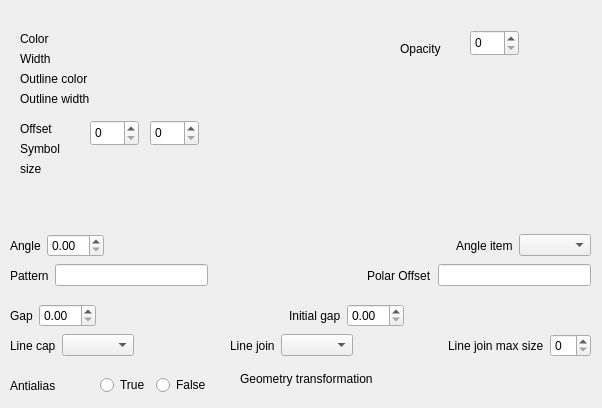
QMapfileEditor/QMapfileEditor, file classstylesetting.ui: the form before one commit.
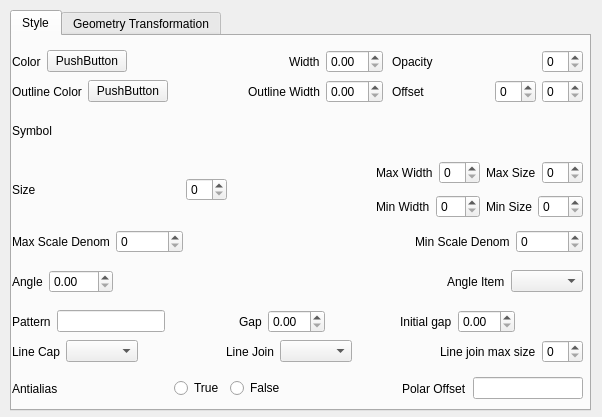
The form after the commit.

Commit message: Add style widget (to rename) to stylesettings.ui

Patch:
```diff
--- a/classstylesetting.ui
+++ b/classstylesetting.ui
@@ -7,83 +7,381 @@
     <x>0</x>
     <y>0</y>
     <width>602</width>
-    <height>408</height>
+    <height>417</height>
    </rect>
   </property>
   <property name="windowTitle">
    <string>Form</string>
   </property>
+  <widget class="QTabWidget" name="tabWidget">
+   <property name="geometry">
+    <rect>
+     <x>10</x>
+     <y>10</y>
+     <width>581</width>
+     <height>401</height>
+    </rect>
+   </property>
+   <property name="currentIndex">
+    <number>0</number>
+   </property>
+   <widget class="QWidget" name="style_tab">
+    <attribute name="title">
+     <string>Style</string>
+    </attribute>
+    <widget class="QWidget" name="horizontalLayoutWidget_6">
+     <property name="geometry">
+      <rect>
+       <x>380</x>
+       <y>40</y>
+       <width>191</width>
+       <height>31</height>
+      </rect>
+     </property>
+     <layout class="QHBoxLayout" name="horizontalLayout_6">
+      <item>
+       <widget class="QLabel" name="label_19">
+        <property name="text">
+         <string>Offset</string>
+        </property>
+       </widget>
+      </item>
+      <item>
+       <spacer name="horizontalSpacer_11">
+        <property name="orientation">
+         <enum>Qt::Horizontal</enum>
+        </property>
+        <property name="sizeHint" stdset="0">
+         <size>
+          <width>40</width>
+          <height>20</height>
+         </size>
+        </property>
+       </spacer>
+      </item>
+      <item>
+       <widget class="QSpinBox" name="spinBox_4"/>
+      </item>
+      <item>
+       <widget class="QSpinBox" name="spinBox_3"/>
+      </item>
+     </layout>
+    </widget>
+    <widget class="QWidget" name="horizontalLayoutWidget_7">
+     <property name="geometry">
+      <rect>
+       <x>0</x>
+       <y>40</y>
+       <width>371</width>
+       <height>31</height>
+      </rect>
+     </property>
+     <layout class="QHBoxLayout" name="horizontalLayout_7">
+      <item>
+       <widget class="QLabel" name="label_2">
+        <property name="text">
+         <string>Outline Color</string>
+        </property>
+       </widget>
+      </item>
+      <item>
+       <widget class="QPushButton" name="pushButton">
+        <property name="text">
+         <string>PushButton</string>
+        </property>
+       </widget>
+      </item>
+      <item>
+       <spacer name="horizontalSpacer_8">
+        <property name="orientation">
+         <enum>Qt::Horizontal</enum>
+        </property>
+        <property name="sizeHint" stdset="0">
+         <size>
+          <width>40</width>
+          <height>20</height>
+         </size>
+        </property>
+       </spacer>
+      </item>
+      <item>
+       <widget class="QLabel" name="label_18">
+        <property name="text">
+         <string>Outline Width</string>
+        </property>
+       </widget>
+      </item>
+      <item>
+       <widget class="QDoubleSpinBox" name="doubleSpinBox_3"/>
+      </item>
+     </layout>
+    </widget>
+    <widget class="QWidget" name="horizontalLayoutWidget_9">
+     <property name="geometry">
+      <rect>
+       <x>380</x>
+       <y>10</y>
+       <width>191</width>
+       <height>31</height>
+      </rect>
+     </property>
+     <layout class="QHBoxLayout" name="horizontalLayout_9">
+      <item>
+       <widget class="QLabel" name="label_15">
+        <property name="text">
+         <string>Opacity</string>
+        </property>
+       </widget>
+      </item>
+      <item>
+       <spacer name="horizontalSpacer_10">
+        <property name="orientation">
+         <enum>Qt::Horizontal</enum>
+        </property>
+        <property name="sizeHint" stdset="0">
+         <size>
+          <width>40</width>
+          <height>20</height>
+         </size>
+        </property>
+       </spacer>
+      </item>
+      <item>
+       <widget class="QSpinBox" name="spinBox_2"/>
+      </item>
+     </layout>
+    </widget>
+    <widget class="QWidget" name="horizontalLayoutWidget_8">
+     <property name="geometry">
+      <rect>
+       <x>0</x>
+       <y>10</y>
+       <width>371</width>
+       <height>31</height>
+      </rect>
+     </property>
+     <layout class="QHBoxLayout" name="horizontalLayout_8">
+      <item>
   <widget class="QLabel" name="label">
-   <property name="geometry">
-    <rect>
-     <x>20</x>
-     <y>30</y>
-     <width>62</width>
-     <height>17</height>
-    </rect>
-   </property>
    <property name="text">
     <string>Color</string>
    </property>
   </widget>
-  <widget class="QLabel" name="label_2">
-   <property name="geometry">
-    <rect>
-     <x>20</x>
-     <y>70</y>
-     <width>101</width>
-     <height>17</height>
-    </rect>
-   </property>
+      </item>
+      <item>
+       <widget class="QPushButton" name="pushButton_2">
    <property name="text">
-    <string>Outline color</string>
-   </property>
-  </widget>
+         <string>PushButton</string>
+        </property>
+       </widget>
+      </item>
+      <item>
+       <spacer name="horizontalSpacer_9">
+        <property name="orientation">
+         <enum>Qt::Horizontal</enum>
+        </property>
+        <property name="sizeHint" stdset="0">
+         <size>
+          <width>40</width>
+          <height>20</height>
+         </size>
+        </property>
+       </spacer>
+      </item>
+      <item>
   <widget class="QLabel" name="label_3">
-   <property name="geometry">
-    <rect>
-     <x>20</x>
-     <y>50</y>
-     <width>62</width>
-     <height>17</height>
-    </rect>
-   </property>
    <property name="text">
     <string>Width</string>
    </property>
   </widget>
-  <widget class="QLabel" name="label_4">
+      </item>
+      <item>
+       <widget class="QDoubleSpinBox" name="doubleSpinBox_4"/>
+      </item>
+     </layout>
+    </widget>
+    <widget class="QWidget" name="horizontalLayoutWidget_10">
    <property name="geometry">
     <rect>
-     <x>20</x>
-     <y>160</y>
-     <width>62</width>
-     <height>17</height>
-    </rect>
-   </property>
+       <x>0</x>
+       <y>190</y>
+       <width>571</width>
+       <height>31</height>
+      </rect>
+     </property>
+     <layout class="QHBoxLayout" name="horizontalLayout_10">
+      <item>
+       <widget class="QLabel" name="label_24">
    <property name="text">
-    <string>size</string>
-   </property>
-  </widget>
-  <widget class="QLabel" name="label_5">
+         <string>Max Scale Denom</string>
+        </property>
+       </widget>
+      </item>
+      <item>
+       <widget class="QSpinBox" name="spinBox_5">
+        <property name="maximum">
+         <number>1000000000</number>
+        </property>
+        <property name="singleStep">
+         <number>1000</number>
+        </property>
+       </widget>
+      </item>
+      <item>
+       <spacer name="horizontalSpacer_12">
+        <property name="orientation">
+         <enum>Qt::Horizontal</enum>
+        </property>
+        <property name="sizeHint" stdset="0">
+         <size>
+          <width>40</width>
+          <height>20</height>
+         </size>
+        </property>
+       </spacer>
+      </item>
+      <item>
+       <widget class="QLabel" name="label_25">
+        <property name="text">
+         <string>Min Scale Denom</string>
+        </property>
+       </widget>
+      </item>
+      <item>
+       <widget class="QSpinBox" name="spinBox_6">
+        <property name="maximum">
+         <number>1000000000</number>
+        </property>
+        <property name="singleStep">
+         <number>1000</number>
+        </property>
+       </widget>
+      </item>
+     </layout>
+    </widget>
+    <widget class="QWidget" name="horizontalLayoutWidget_4">
    <property name="geometry">
     <rect>
-     <x>20</x>
-     <y>140</y>
-     <width>62</width>
-     <height>17</height>
-    </rect>
-   </property>
+       <x>0</x>
+       <y>230</y>
+       <width>571</width>
+       <height>31</height>
+      </rect>
+     </property>
+     <layout class="QHBoxLayout" name="horizontalLayout_4">
+      <item>
+       <widget class="QLabel" name="label_6">
    <property name="text">
-    <string>Symbol</string>
-   </property>
+         <string>Angle</string>
+        </property>
+       </widget>
+      </item>
+      <item>
+       <widget class="QDoubleSpinBox" name="doubleSpinBox_2">
+        <property name="maximum">
+         <double>360.000000000000000</double>
+        </property>
+       </widget>
+      </item>
+      <item>
+       <spacer name="horizontalSpacer_6">
+        <property name="orientation">
+         <enum>Qt::Horizontal</enum>
+        </property>
+        <property name="sizeHint" stdset="0">
+         <size>
+          <width>40</width>
+          <height>20</height>
+         </size>
+        </property>
+       </spacer>
+      </item>
+      <item>
+       <widget class="QLabel" name="label_8">
+        <property name="text">
+         <string>Angle Item</string>
+        </property>
+       </widget>
+      </item>
+      <item>
+       <widget class="QComboBox" name="comboBox_3"/>
+      </item>
+     </layout>
+    </widget>
+    <widget class="QWidget" name="horizontalLayoutWidget_3">
+     <property name="geometry">
+      <rect>
+       <x>0</x>
+       <y>300</y>
+       <width>571</width>
+       <height>31</height>
+      </rect>
+     </property>
+     <layout class="QHBoxLayout" name="horizontalLayout_3">
+      <item>
+       <widget class="QLabel" name="label_12">
+        <property name="text">
+         <string>Line Cap</string>
+        </property>
+       </widget>
+      </item>
+      <item>
+       <widget class="QComboBox" name="comboBox"/>
+      </item>
+      <item>
+       <spacer name="horizontalSpacer_4">
+        <property name="orientation">
+         <enum>Qt::Horizontal</enum>
+        </property>
+        <property name="sizeHint" stdset="0">
+         <size>
+          <width>40</width>
+          <height>20</height>
+         </size>
+        </property>
+       </spacer>
+      </item>
+      <item>
+       <widget class="QLabel" name="label_13">
+        <property name="text">
+         <string>Line Join</string>
+        </property>
+       </widget>
+      </item>
+      <item>
+       <widget class="QComboBox" name="comboBox_2"/>
+      </item>
+      <item>
+       <spacer name="horizontalSpacer_5">
+        <property name="orientation">
+         <enum>Qt::Horizontal</enum>
+        </property>
+        <property name="sizeHint" stdset="0">
+         <size>
+          <width>40</width>
+          <height>20</height>
+         </size>
+        </property>
+       </spacer>
+      </item>
+      <item>
+       <widget class="QLabel" name="label_14">
+        <property name="text">
+         <string>Line join max size</string>
+        </property>
+       </widget>
+      </item>
+      <item>
+       <widget class="QSpinBox" name="spinBox"/>
+      </item>
+     </layout>
   </widget>
   <widget class="QWidget" name="horizontalLayoutWidget">
    <property name="geometry">
     <rect>
-     <x>10</x>
-     <y>370</y>
-     <width>201</width>
+       <x>0</x>
+       <y>337</y>
+       <width>571</width>
      <height>31</height>
     </rect>
    </property>
@@ -122,31 +420,64 @@
       </property>
      </widget>
     </item>
-   </layout>
-  </widget>
-  <widget class="QLabel" name="label_10">
-   <property name="geometry">
-    <rect>
-     <x>240</x>
-     <y>370</y>
-     <width>181</width>
-     <height>17</height>
-    </rect>
-   </property>
+      <item>
+       <spacer name="horizontalSpacer_15">
+        <property name="orientation">
+         <enum>Qt::Horizontal</enum>
+        </property>
+        <property name="sizeHint" stdset="0">
+         <size>
+          <width>40</width>
+          <height>20</height>
+         </size>
+        </property>
+       </spacer>
+      </item>
+      <item>
+       <widget class="QLabel" name="label_16">
    <property name="text">
-    <string>Geometry transformation</string>
-   </property>
+         <string>Polar Offset</string>
+        </property>
+       </widget>
+      </item>
+      <item>
+       <widget class="QLineEdit" name="lineEdit"/>
+      </item>
+     </layout>
   </widget>
   <widget class="QWidget" name="horizontalLayoutWidget_2">
    <property name="geometry">
     <rect>
-     <x>10</x>
-     <y>300</y>
-     <width>581</width>
+       <x>0</x>
+       <y>270</y>
+       <width>571</width>
      <height>31</height>
     </rect>
    </property>
    <layout class="QHBoxLayout" name="horizontalLayout_2">
+      <item>
+       <widget class="QLabel" name="label_17">
+        <property name="text">
+         <string>Pattern</string>
+        </property>
+       </widget>
+      </item>
+      <item>
+       <widget class="QLineEdit" name="lineEdit_2"/>
+      </item>
+      <item>
+       <spacer name="horizontalSpacer_16">
+        <property name="orientation">
+         <enum>Qt::Horizontal</enum>
+        </property>
+        <property name="sizeHint" stdset="0">
+         <size>
+          <width>40</width>
+          <height>20</height>
+         </size>
+        </property>
+       </spacer>
+      </item>
     <item>
      <widget class="QLabel" name="label_7">
       <property name="text">
@@ -178,7 +509,7 @@
      </widget>
     </item>
     <item>
-     <widget class="QDoubleSpinBox" name="doubleSpinBox"/>
+       <widget class="QDoubleSpinBox" name="doubleSpinBox_5"/>
     </item>
     <item>
      <spacer name="horizontalSpacer_3">
@@ -195,28 +526,27 @@
     </item>
    </layout>
   </widget>
-  <widget class="QWidget" name="horizontalLayoutWidget_3">
+    <widget class="QWidget" name="horizontalLayoutWidget_14">
    <property name="geometry">
     <rect>
-     <x>10</x>
-     <y>330</y>
-     <width>581</width>
-     <height>31</height>
-    </rect>
-   </property>
-   <layout class="QHBoxLayout" name="horizontalLayout_3">
+       <x>0</x>
+       <y>120</y>
+       <width>571</width>
+       <height>68</height>
+      </rect>
+     </property>
+     <layout class="QHBoxLayout" name="horizontalLayout_16">
     <item>
-     <widget class="QLabel" name="label_12">
+       <layout class="QHBoxLayout" name="horizontalLayout_15">
+        <item>
+         <widget class="QLabel" name="label_4">
       <property name="text">
-       <string>Line cap</string>
+           <string>Size</string>
       </property>
      </widget>
     </item>
     <item>
-     <widget class="QComboBox" name="comboBox"/>
-    </item>
-    <item>
-     <spacer name="horizontalSpacer_4">
+         <spacer name="horizontalSpacer_13">
       <property name="orientation">
        <enum>Qt::Horizontal</enum>
       </property>
@@ -229,17 +559,10 @@
      </spacer>
     </item>
     <item>
-     <widget class="QLabel" name="label_13">
-      <property name="text">
-       <string>Line join</string>
-      </property>
-     </widget>
+         <widget class="QSpinBox" name="spinBox_11"/>
     </item>
     <item>
-     <widget class="QComboBox" name="comboBox_2"/>
-    </item>
-    <item>
-     <spacer name="horizontalSpacer_5">
+         <spacer name="horizontalSpacer_14">
       <property name="orientation">
        <enum>Qt::Horizontal</enum>
       </property>
@@ -252,175 +575,98 @@
      </spacer>
     </item>
     <item>
-     <widget class="QLabel" name="label_14">
+         <layout class="QVBoxLayout" name="verticalLayout">
+          <item>
+           <layout class="QHBoxLayout" name="horizontalLayout_11">
+            <item>
+             <widget class="QLabel" name="label_22">
       <property name="text">
-       <string>Line join max size</string>
+               <string>Max Width</string>
       </property>
      </widget>
     </item>
     <item>
-     <widget class="QSpinBox" name="spinBox"/>
-    </item>
-   </layout>
-  </widget>
-  <widget class="QLabel" name="label_15">
-   <property name="geometry">
-    <rect>
-     <x>400</x>
-     <y>40</y>
-     <width>62</width>
-     <height>17</height>
-    </rect>
-   </property>
+             <widget class="QSpinBox" name="spinBox_9"/>
+            </item>
+           </layout>
+          </item>
+          <item>
+           <layout class="QHBoxLayout" name="horizontalLayout_12">
+            <item>
+             <widget class="QLabel" name="label_23">
    <property name="text">
-    <string>Opacity</string>
-   </property>
-  </widget>
-  <widget class="QSpinBox" name="spinBox_2">
-   <property name="geometry">
-    <rect>
-     <x>470</x>
-     <y>30</y>
-     <width>49</width>
-     <height>26</height>
-    </rect>
-   </property>
-  </widget>
-  <widget class="QLabel" name="label_18">
-   <property name="geometry">
-    <rect>
-     <x>20</x>
-     <y>90</y>
-     <width>101</width>
-     <height>17</height>
-    </rect>
-   </property>
-   <property name="text">
-    <string>Outline width</string>
-   </property>
-  </widget>
-  <widget class="QLabel" name="label_19">
-   <property name="geometry">
-    <rect>
-     <x>20</x>
-     <y>120</y>
-     <width>62</width>
-     <height>17</height>
-    </rect>
-   </property>
-   <property name="text">
-    <string>Offset</string>
-   </property>
-  </widget>
-  <widget class="QSpinBox" name="spinBox_3">
-   <property name="geometry">
-    <rect>
-     <x>90</x>
-     <y>120</y>
-     <width>49</width>
-     <height>26</height>
-    </rect>
-   </property>
-  </widget>
-  <widget class="QSpinBox" name="spinBox_4">
-   <property name="geometry">
-    <rect>
-     <x>150</x>
-     <y>120</y>
-     <width>49</width>
-     <height>26</height>
-    </rect>
-   </property>
-  </widget>
-  <widget class="QWidget" name="horizontalLayoutWidget_4">
-   <property name="geometry">
-    <rect>
-     <x>10</x>
-     <y>230</y>
-     <width>581</width>
-     <height>31</height>
-    </rect>
-   </property>
-   <layout class="QHBoxLayout" name="horizontalLayout_4">
+               <string>Min Width</string>
+              </property>
+             </widget>
+            </item>
     <item>
-     <widget class="QLabel" name="label_6">
+             <widget class="QSpinBox" name="spinBox_10"/>
+            </item>
+           </layout>
+          </item>
+         </layout>
+        </item>
+        <item>
+         <layout class="QVBoxLayout" name="verticalLayout_2">
+          <item>
+           <layout class="QHBoxLayout" name="horizontalLayout_13">
+            <item>
+             <widget class="QLabel" name="label_26">
       <property name="text">
-       <string>Angle</string>
+               <string>Max Size</string>
       </property>
      </widget>
     </item>
     <item>
-     <widget class="QDoubleSpinBox" name="doubleSpinBox_2"/>
-    </item>
-    <item>
-     <spacer name="horizontalSpacer_6">
-      <property name="orientation">
-       <enum>Qt::Horizontal</enum>
-      </property>
-      <property name="sizeHint" stdset="0">
-       <size>
-        <width>40</width>
-        <height>20</height>
-       </size>
-      </property>
-     </spacer>
+             <widget class="QSpinBox" name="spinBox_12"/>
+            </item>
+           </layout>
     </item>
     <item>
-     <widget class="QLabel" name="label_8">
+           <layout class="QHBoxLayout" name="horizontalLayout_14">
+            <item>
+             <widget class="QLabel" name="label_27">
       <property name="text">
-       <string>Angle item</string>
+               <string>Min Size</string>
       </property>
      </widget>
     </item>
     <item>
-     <widget class="QComboBox" name="comboBox_3"/>
+             <widget class="QSpinBox" name="spinBox_13"/>
+            </item>
+           </layout>
+          </item>
+         </layout>
+        </item>
+       </layout>
     </item>
    </layout>
   </widget>
   <widget class="QWidget" name="horizontalLayoutWidget_5">
    <property name="geometry">
     <rect>
-     <x>10</x>
-     <y>260</y>
-     <width>581</width>
+       <x>0</x>
+       <y>79</y>
+       <width>571</width>
      <height>31</height>
     </rect>
    </property>
    <layout class="QHBoxLayout" name="horizontalLayout_5">
     <item>
-     <widget class="QLabel" name="label_17">
+       <widget class="QLabel" name="label_5">
       <property name="text">
-       <string>Pattern</string>
+         <string>Symbol</string>
       </property>
      </widget>
     </item>
-    <item>
-     <widget class="QLineEdit" name="lineEdit_2"/>
-    </item>
-    <item>
-     <spacer name="horizontalSpacer_7">
-      <property name="orientation">
-       <enum>Qt::Horizontal</enum>
-      </property>
-      <property name="sizeHint" stdset="0">
-       <size>
-        <width>40</width>
-        <height>20</height>
-       </size>
-      </property>
-     </spacer>
-    </item>
-    <item>
-     <widget class="QLabel" name="label_16">
-      <property name="text">
-       <string>Polar Offset</string>
-      </property>
-     </widget>
-    </item>
-    <item>
-     <widget class="QLineEdit" name="lineEdit"/>
-    </item>
-   </layout>
+     </layout>
+    </widget>
+   </widget>
+   <widget class="QWidget" name="style_geomtransform_tab">
+    <attribute name="title">
+     <string>Geometry Transformation</string>
+    </attribute>
+   </widget>
   </widget>
  </widget>
  <resources/>
```
Lines whose indentation alone changed are shown as unchanged.
